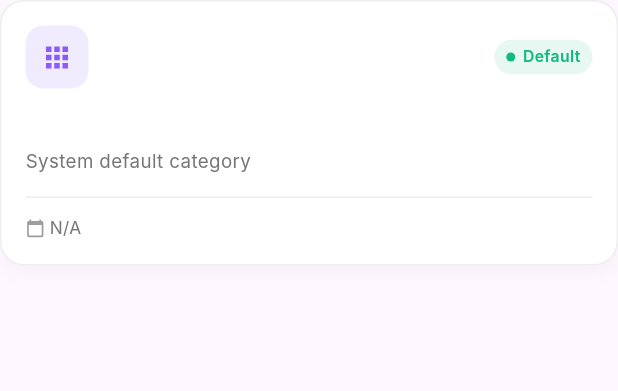
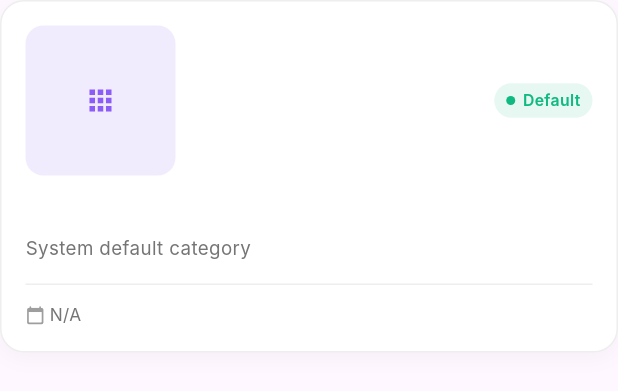
Before and after one commit to Akshay-Panika/suwidhaa-it-dashboard, a Flutter app: the _CategoryItem widget shown alone on an empty page, opened directly with empty values, on a phone screen of 412 x 824 dp. Shown: the top 391 px of the screen. Run offline on Flutter 3.47's test engine with Material 3 defaults, Android fonts, the phone set to English and light mode, and no system bars; our stand-ins replace dio, fluttertoast, get, image_picker, shared_preferences; accounts and stored records are empty; network calls fail; Roboto replaces fonts that are missing (Inter).

Commit message:
new updated

```diff
--- a/lib/feature/category/widget/category_card.dart
+++ b/lib/feature/category/widget/category_card.dart
@@ -547,6 +547,7 @@ class _CategoryItem extends StatelessWidget {
   Widget _iconBox(bool isDefault) {
     if (isDefault) {
       return Container(
+        height: 100,width: 100,
         padding: const EdgeInsets.all(10),
         decoration: BoxDecoration(
           color: AppColor.primary.withOpacity(0.12),
@@ -558,6 +559,7 @@ class _CategoryItem extends StatelessWidget {
 
     if (category.imageUrl.isEmpty) {
       return Container(
+        height: 100,width: 100,
         padding: const EdgeInsets.all(10),
         decoration: BoxDecoration(
           color: AppColor.primary.withOpacity(0.12),
@@ -568,8 +570,7 @@ class _CategoryItem extends StatelessWidget {
     }
 
     return Container(
-      height: 42,
-      width: 42,
+      height: 100,width: 100,
       decoration: BoxDecoration(
         borderRadius: BorderRadius.circular(12),
         image: DecorationImage(
--- a/lib/feature/service/widget/category_service_card.dart
+++ b/lib/feature/service/widget/category_service_card.dart
@@ -567,6 +567,7 @@ class _ServiceItem extends StatelessWidget {
   Widget _iconBox() {
     if (service.imageUrl.isEmpty) {
       return Container(
+        height: 120,width: 200,
         padding: const EdgeInsets.all(10),
         decoration: BoxDecoration(
           color: AppColor.primary.withOpacity(0.12),
@@ -577,8 +578,7 @@ class _ServiceItem extends StatelessWidget {
     }
 
     return Container(
-      height: 42,
-      width: 42,
+      height: 120,width: 200,
       decoration: BoxDecoration(
         borderRadius: BorderRadius.circular(12),
         image: DecorationImage(
```
